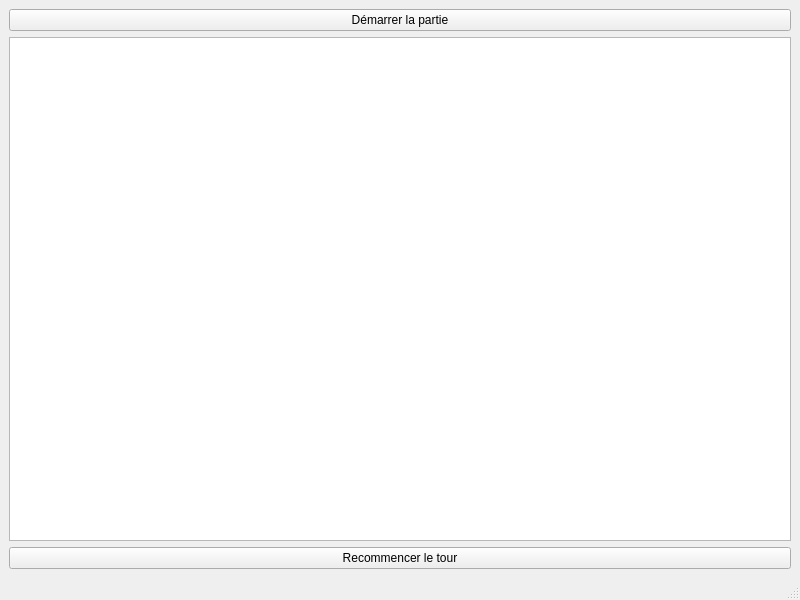
This is SV_SERVER/Src/c_controller.ui in AdrienBrune/Secret-Voldemort as Qt 5 draws it before an edit. The edited form follows.
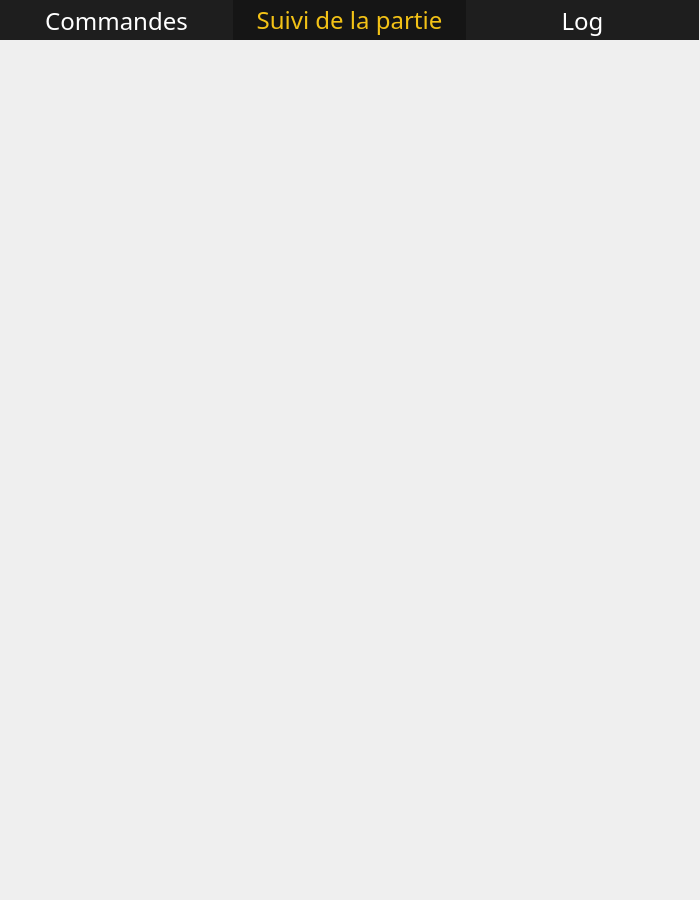
This is the edited form. The open tabs and pages were chosen to show the change. Icons and pictures are not drawn. Custom widgets are drawn as their Qt base class.

Commit message:
Important game and server update
Important game client update :
 - Tooltip added on widgets
 - stack law number of cards fixed
 - config.json file improved

Important game server update :
 - Tab with current partie overview
 - Debug text is now logged in text view tab

Release Windows for client and server

```diff
--- a/SV_SERVER/Src/c_controller.ui
+++ b/SV_SERVER/Src/c_controller.ui
@@ -6,46 +6,469 @@
    <rect>
     <x>0</x>
     <y>0</y>
-    <width>800</width>
-    <height>600</height>
+    <width>700</width>
+    <height>900</height>
    </rect>
   </property>
+  <property name="minimumSize">
+   <size>
+    <width>700</width>
+    <height>900</height>
+   </size>
+  </property>
+  <property name="maximumSize">
+   <size>
+    <width>700</width>
+    <height>1200</height>
+   </size>
+  </property>
   <property name="windowTitle">
    <string>C_Controller</string>
   </property>
+  <property name="styleSheet">
+   <string notr="true">QMainWindow{
+	border-image:url(:/images/background.png);
+}</string>
+  </property>
   <widget class="QWidget" name="centralwidget">
+   <property name="styleSheet">
+    <string notr="true"/>
+   </property>
    <layout class="QVBoxLayout" name="verticalLayout">
+    <property name="spacing">
+     <number>0</number>
+    </property>
+    <property name="leftMargin">
+     <number>0</number>
+    </property>
+    <property name="topMargin">
+     <number>0</number>
+    </property>
+    <property name="rightMargin">
+     <number>0</number>
+    </property>
+    <property name="bottomMargin">
+     <number>0</number>
+    </property>
     <item>
-     <widget class="QPushButton" name="buttonStartGame">
-      <property name="text">
-       <string>Démarrer la partie</string>
+     <widget class="QTabWidget" name="tabWidget">
+      <property name="sizePolicy">
+       <sizepolicy hsizetype="Expanding" vsizetype="Expanding">
+        <horstretch>0</horstretch>
+        <verstretch>0</verstretch>
+       </sizepolicy>
       </property>
-     </widget>
-    </item>
-    <item>
-     <widget class="QTextBrowser" name="output_log"/>
-    </item>
-    <item>
-     <widget class="QPushButton" name="buttonRestartTurn">
-      <property name="text">
-       <string>Recommencer le tour</string>
+      <property name="minimumSize">
+       <size>
+        <width>700</width>
+        <height>0</height>
+       </size>
       </property>
+      <property name="font">
+       <font>
+        <family>Germania</family>
+        <pointsize>10</pointsize>
+        <weight>50</weight>
+        <bold>false</bold>
+       </font>
+      </property>
+      <property name="styleSheet">
+       <string notr="true">QTabWidget{
+	background-color:rgb(250,0,0);
+}
+
+QTabWidget::pane {
+    background: transparent;
+    border:none;
+}
+
+QTabBar::tab {
+    background: transparent;
+	border:none;
+}
+
+
+
+QWidget{background:transparent} QTabWidget::pane{border: none;background-color: transparent;} 
+QTabBar::tab {background-color: #1E1E1E;color: white;width: 233px;height:40px;font-size:24px} 
+ QTabBar::tab:hover{background-color:#303030; color: white;}    
+QTabBar::tab:selected{background-color: #151515; color: #f3c216;}
+</string>
+      </property>
+      <property name="currentIndex">
+       <number>2</number>
+      </property>
+      <widget class="QWidget" name="tab_3">
+       <attribute name="title">
+        <string>Commandes</string>
+       </attribute>
+       <layout class="QVBoxLayout" name="verticalLayout_6" stretch="1,1,1,4">
+        <property name="spacing">
+         <number>20</number>
+        </property>
+        <property name="leftMargin">
+         <number>150</number>
+        </property>
+        <property name="topMargin">
+         <number>0</number>
+        </property>
+        <property name="rightMargin">
+         <number>150</number>
+        </property>
+        <property name="bottomMargin">
+         <number>0</number>
+        </property>
+        <item>
+         <spacer name="verticalSpacer_2">
+          <property name="orientation">
+           <enum>Qt::Vertical</enum>
+          </property>
+          <property name="sizeHint" stdset="0">
+           <size>
+            <width>20</width>
+            <height>40</height>
+           </size>
+          </property>
+         </spacer>
+        </item>
+        <item>
+         <widget class="QPushButton" name="buttonStartGame">
+          <property name="sizePolicy">
+           <sizepolicy hsizetype="Fixed" vsizetype="Fixed">
+            <horstretch>0</horstretch>
+            <verstretch>0</verstretch>
+           </sizepolicy>
+          </property>
+          <property name="minimumSize">
+           <size>
+            <width>400</width>
+            <height>50</height>
+           </size>
+          </property>
+          <property name="font">
+           <font>
+            <family>Harry Potter</family>
+            <pointsize>16</pointsize>
+           </font>
+          </property>
+          <property name="styleSheet">
+           <string notr="true">QPushButton{
+	background-color:#EE151515;
+	color:white;
+	border-radius : 16px;
+}
+
+QPushButton:hover{
+	background-color:#F8151515;
+}</string>
+          </property>
+          <property name="text">
+           <string>Demarrer la partie</string>
+          </property>
+         </widget>
+        </item>
+        <item>
+         <widget class="QPushButton" name="buttonRestartTurn">
+          <property name="sizePolicy">
+           <sizepolicy hsizetype="Fixed" vsizetype="Fixed">
+            <horstretch>0</horstretch>
+            <verstretch>0</verstretch>
+           </sizepolicy>
+          </property>
+          <property name="minimumSize">
+           <size>
+            <width>400</width>
+            <height>50</height>
+           </size>
+          </property>
+          <property name="font">
+           <font>
+            <family>Harry Potter</family>
+            <pointsize>16</pointsize>
+           </font>
+          </property>
+          <property name="styleSheet">
+           <string notr="true">QPushButton{
+	background-color:#EE151515;
+	color:white;
+	border-radius : 16px;
+}
+
+QPushButton:hover{
+	background-color:#F8151515;
+}</string>
+          </property>
+          <property name="text">
+           <string>Recommencer le tour</string>
+          </property>
+         </widget>
+        </item>
+        <item>
+         <spacer name="verticalSpacer_3">
+          <property name="orientation">
+           <enum>Qt::Vertical</enum>
+          </property>
+          <property name="sizeHint" stdset="0">
+           <size>
+            <width>20</width>
+            <height>40</height>
+           </size>
+          </property>
+         </spacer>
+        </item>
+       </layout>
+      </widget>
+      <widget class="QWidget" name="tab_2">
+       <property name="styleSheet">
+        <string notr="true">QWidget{
+	background-color:rgba(0,0,0,0);
+	border: none;
+}
+</string>
+       </property>
+       <attribute name="title">
+        <string>Suivi de la partie</string>
+       </attribute>
+       <widget class="QScrollArea" name="scrollArea">
+        <property name="geometry">
+         <rect>
+          <x>0</x>
+          <y>350</y>
+          <width>701</width>
+          <height>511</height>
+         </rect>
+        </property>
+        <property name="maximumSize">
+         <size>
+          <width>16777215</width>
+          <height>16777215</height>
+         </size>
+        </property>
+        <property name="styleSheet">
+         <string notr="true"/>
+        </property>
+        <property name="verticalScrollBarPolicy">
+         <enum>Qt::ScrollBarAlwaysOff</enum>
+        </property>
+        <property name="horizontalScrollBarPolicy">
+         <enum>Qt::ScrollBarAlwaysOff</enum>
+        </property>
+        <property name="widgetResizable">
+         <bool>true</bool>
+        </property>
+        <widget class="QWidget" name="scrollAreaPlayers">
+         <property name="geometry">
+          <rect>
+           <x>0</x>
+           <y>0</y>
+           <width>701</width>
+           <height>511</height>
+          </rect>
+         </property>
+         <property name="styleSheet">
+          <string notr="true">QAbstractScrollArea
+{
+background-color: transparent;
+}
+QWidget#scrollAreaWidgetContents{
+background-color: transparent; /*or a colour*/
+}</string>
+         </property>
+         <layout class="QVBoxLayout" name="verticalLayout_3">
+          <item>
+           <layout class="QVBoxLayout" name="layoutPlayers">
+            <property name="spacing">
+             <number>0</number>
+            </property>
+            <property name="sizeConstraint">
+             <enum>QLayout::SetMinimumSize</enum>
+            </property>
+           </layout>
+          </item>
+          <item>
+           <spacer name="verticalSpacer">
+            <property name="orientation">
+             <enum>Qt::Vertical</enum>
+            </property>
+            <property name="sizeHint" stdset="0">
+             <size>
+              <width>20</width>
+              <height>40</height>
+             </size>
+            </property>
+           </spacer>
+          </item>
+         </layout>
+        </widget>
+       </widget>
+       <widget class="GUI_LawBoard" name="Board_DeathEater" native="true">
+        <property name="geometry">
+         <rect>
+          <x>240</x>
+          <y>180</y>
+          <width>450</width>
+          <height>160</height>
+         </rect>
+        </property>
+        <property name="sizePolicy">
+         <sizepolicy hsizetype="Fixed" vsizetype="Fixed">
+          <horstretch>0</horstretch>
+          <verstretch>0</verstretch>
+         </sizepolicy>
+        </property>
+        <property name="minimumSize">
+         <size>
+          <width>450</width>
+          <height>160</height>
+         </size>
+        </property>
+        <property name="maximumSize">
+         <size>
+          <width>450</width>
+          <height>160</height>
+         </size>
+        </property>
+        <property name="styleSheet">
+         <string notr="true">border-image:url(:/images/board_deathEater_56.png);</string>
+        </property>
+       </widget>
+       <widget class="GUI_Stack" name="stack" native="true">
+        <property name="geometry">
+         <rect>
+          <x>20</x>
+          <y>30</y>
+          <width>200</width>
+          <height>300</height>
+         </rect>
+        </property>
+        <property name="sizePolicy">
+         <sizepolicy hsizetype="Fixed" vsizetype="Fixed">
+          <horstretch>0</horstretch>
+          <verstretch>0</verstretch>
+         </sizepolicy>
+        </property>
+        <property name="minimumSize">
+         <size>
+          <width>200</width>
+          <height>300</height>
+         </size>
+        </property>
+        <property name="maximumSize">
+         <size>
+          <width>200</width>
+          <height>300</height>
+         </size>
+        </property>
+        <property name="styleSheet">
+         <string notr="true"/>
+        </property>
+       </widget>
+       <widget class="GUI_LawBoard" name="Board_PhenixOrder" native="true">
+        <property name="geometry">
+         <rect>
+          <x>240</x>
+          <y>10</y>
+          <width>450</width>
+          <height>160</height>
+         </rect>
+        </property>
+        <property name="sizePolicy">
+         <sizepolicy hsizetype="Fixed" vsizetype="Fixed">
+          <horstretch>0</horstretch>
+          <verstretch>0</verstretch>
+         </sizepolicy>
+        </property>
+        <property name="minimumSize">
+         <size>
+          <width>450</width>
+          <height>160</height>
+         </size>
+        </property>
+        <property name="maximumSize">
+         <size>
+          <width>450</width>
+          <height>160</height>
+         </size>
+        </property>
+        <property name="styleSheet">
+         <string notr="true">border-image:url(:/images/board_phenixOrder.png);</string>
+        </property>
+       </widget>
+      </widget>
+      <widget class="QWidget" name="tab">
+       <property name="styleSheet">
+        <string notr="true">QWidget{
+	background-color:rgba(0,0,0,0);
+	border: none;
+}
+</string>
+       </property>
+       <attribute name="title">
+        <string>Log</string>
+       </attribute>
+       <layout class="QVBoxLayout" name="verticalLayout_2">
+        <property name="spacing">
+         <number>0</number>
+        </property>
+        <property name="leftMargin">
+         <number>0</number>
+        </property>
+        <property name="topMargin">
+         <number>0</number>
+        </property>
+        <property name="rightMargin">
+         <number>0</number>
+        </property>
+        <property name="bottomMargin">
+         <number>0</number>
+        </property>
+        <item>
+         <widget class="QTextBrowser" name="output_log">
+          <property name="font">
+           <font>
+            <family>Nirmala UI</family>
+            <pointsize>10</pointsize>
+            <weight>75</weight>
+            <bold>true</bold>
+           </font>
+          </property>
+          <property name="styleSheet">
+           <string notr="true">QTextBrowser{
+	background-color:rgba(250,250,250,200);
+	color:#111111;
+	border:none;
+}</string>
+          </property>
+          <property name="html">
+           <string>&lt;!DOCTYPE HTML PUBLIC &quot;-//W3C//DTD HTML 4.0//EN&quot; &quot;http://www.w3.org/TR/REC-html40/strict.dtd&quot;&gt;
+&lt;html&gt;&lt;head&gt;&lt;meta name=&quot;qrichtext&quot; content=&quot;1&quot; /&gt;&lt;style type=&quot;text/css&quot;&gt;
+p, li { white-space: pre-wrap; }
+&lt;/style&gt;&lt;/head&gt;&lt;body style=&quot; font-family:'Nirmala UI'; font-size:10pt; font-weight:600; font-style:normal;&quot;&gt;
+&lt;p style=&quot;-qt-paragraph-type:empty; margin-top:0px; margin-bottom:0px; margin-left:0px; margin-right:0px; -qt-block-indent:0; text-indent:0px; font-family:'MS Sans Serif'; font-size:15pt; font-weight:400;&quot;&gt;&lt;br /&gt;&lt;/p&gt;&lt;/body&gt;&lt;/html&gt;</string>
+          </property>
+         </widget>
+        </item>
+       </layout>
+      </widget>
      </widget>
     </item>
    </layout>
   </widget>
-  <widget class="QMenuBar" name="menubar">
-   <property name="geometry">
-    <rect>
-     <x>0</x>
-     <y>0</y>
-     <width>800</width>
-     <height>25</height>
-    </rect>
-   </property>
-  </widget>
-  <widget class="QStatusBar" name="statusbar"/>
  </widget>
+ <customwidgets>
+  <customwidget>
+   <class>GUI_Stack</class>
+   <extends>QWidget</extends>
+   <header>GUI/servergui.h</header>
+   <container>1</container>
+  </customwidget>
+  <customwidget>
+   <class>GUI_LawBoard</class>
+   <extends>QWidget</extends>
+   <header>GUI/servergui.h</header>
+   <container>1</container>
+  </customwidget>
+ </customwidgets>
  <resources/>
  <connections/>
 </ui>
```
The commit also changes 93 other files.
